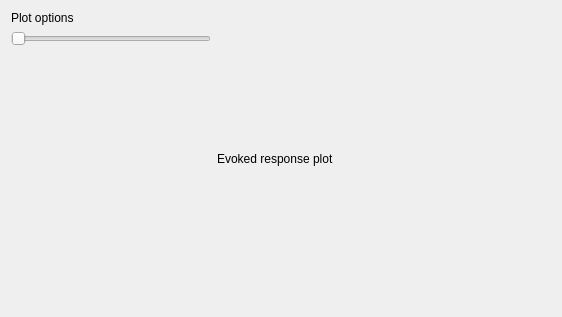
The window that app/window/overview_window.ui (teuncm/wormenpracticum) describes before a commit, drawn with Qt 5.
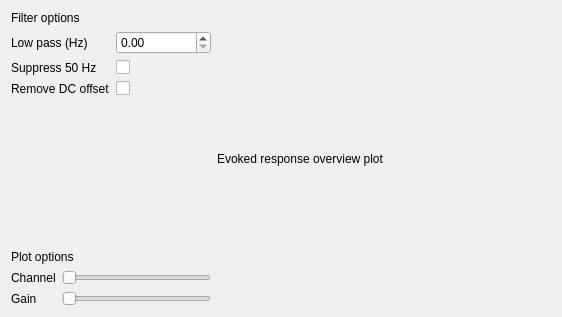
The same window after the commit.

Commit message: Add overview mockup

The edit to the form file:
```diff
--- a/app/window/overview_window.ui
+++ b/app/window/overview_window.ui
@@ -17,18 +17,45 @@
    <item>
     <layout class="QVBoxLayout" name="leftLayout">
      <item>
-      <widget class="QLabel" name="title_options">
+      <widget class="QLabel" name="title_filter">
        <property name="text">
-        <string>Plot options</string>
+        <string>Filter options</string>
        </property>
       </widget>
      </item>
      <item>
-      <widget class="QSlider" name="ampSlider">
-       <property name="orientation">
-        <enum>Qt::Orientation::Horizontal</enum>
-       </property>
-      </widget>
+      <layout class="QFormLayout" name="formLayout">
+       <item row="0" column="0">
+        <widget class="QLabel" name="lowPassLabel">
+         <property name="text">
+          <string>Low pass (Hz)</string>
+         </property>
+        </widget>
+       </item>
+       <item row="0" column="1">
+        <widget class="QDoubleSpinBox" name="doubleSpinBox"/>
+       </item>
+       <item row="1" column="0">
+        <widget class="QLabel" name="suppress50HzLabel">
+         <property name="text">
+          <string>Suppress 50 Hz</string>
+         </property>
+        </widget>
+       </item>
+       <item row="1" column="1">
+        <widget class="QCheckBox" name="suppress50HzCheckBox"/>
+       </item>
+       <item row="2" column="0">
+        <widget class="QLabel" name="removeDCOffsetLabel">
+         <property name="text">
+          <string>Remove DC offset</string>
+         </property>
+        </widget>
+       </item>
+       <item row="2" column="1">
+        <widget class="QCheckBox" name="removeDCOffsetCheckBox"/>
+       </item>
+      </layout>
      </item>
      <item>
       <spacer name="verticalSpacer">
@@ -43,6 +70,45 @@
        </property>
       </spacer>
      </item>
+     <item>
+      <widget class="QLabel" name="title_options">
+       <property name="text">
+        <string>Plot options</string>
+       </property>
+      </widget>
+     </item>
+     <item>
+      <layout class="QFormLayout" name="formLayout_2">
+       <item row="0" column="0">
+        <widget class="QLabel" name="channelLabel">
+         <property name="text">
+          <string>Channel</string>
+         </property>
+        </widget>
+       </item>
+       <item row="0" column="1">
+        <widget class="QSlider" name="channelSlider">
+         <property name="orientation">
+          <enum>Qt::Orientation::Horizontal</enum>
+         </property>
+        </widget>
+       </item>
+       <item row="1" column="0">
+        <widget class="QLabel" name="amplitudeLabel">
+         <property name="text">
+          <string>Gain</string>
+         </property>
+        </widget>
+       </item>
+       <item row="1" column="1">
+        <widget class="QSlider" name="ampSlider">
+         <property name="orientation">
+          <enum>Qt::Orientation::Horizontal</enum>
+         </property>
+        </widget>
+       </item>
+      </layout>
+     </item>
     </layout>
    </item>
    <item>
@@ -50,7 +116,7 @@
      <item>
       <widget class="QLabel" name="title_response">
        <property name="text">
-        <string>Evoked response plot</string>
+        <string>Evoked response overview plot</string>
        </property>
       </widget>
      </item>
```
The commit also changes 1 other file.
